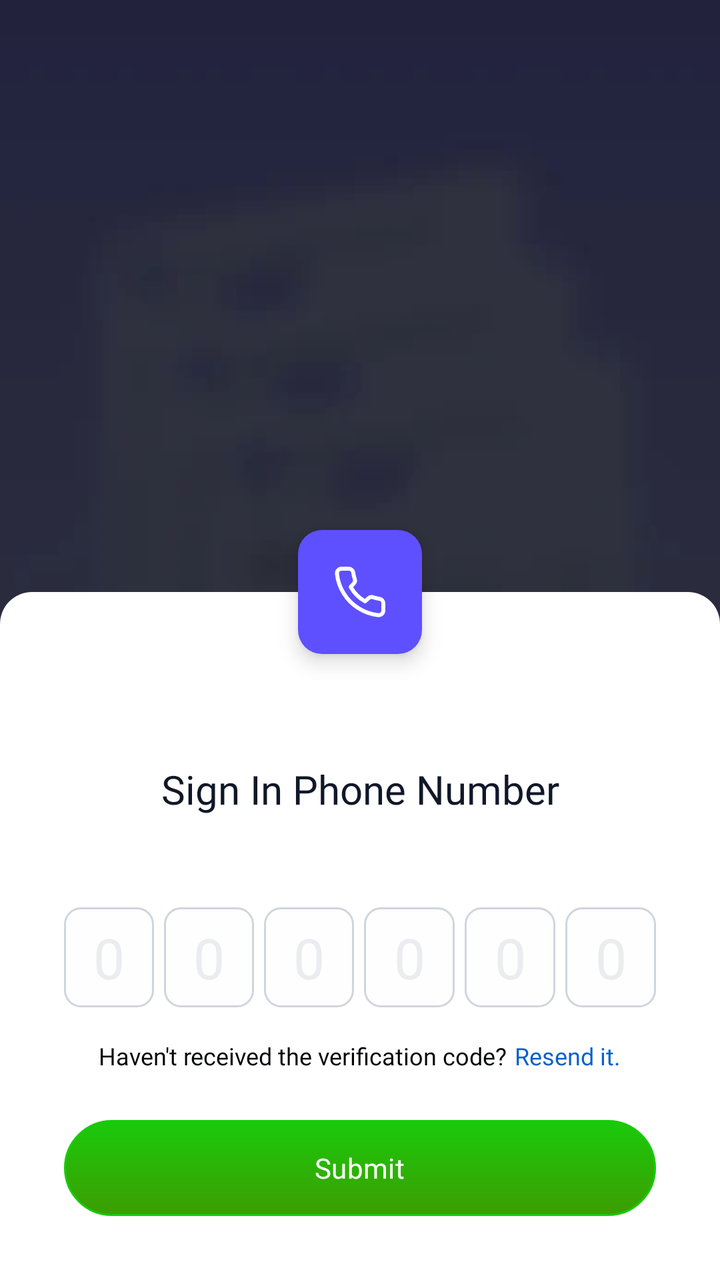
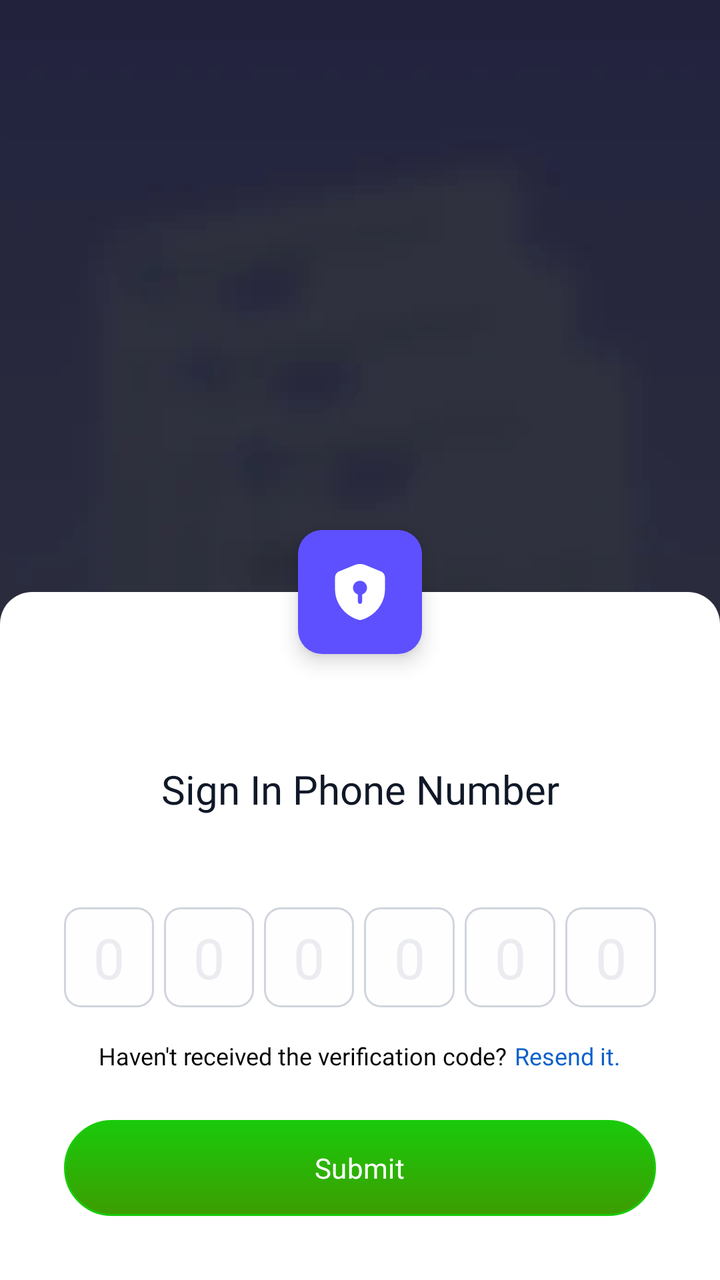

The first picture is an Android layout as it rendered before a commit; the second is the same layout after the commit. The layout source and the unified diff follow.
<!-- AndroidManifest.xml: application theme Theme.Mconnect -->
<!-- res/layout/activity_otp.xml -->
<?xml version="1.0" encoding="utf-8"?>
<androidx.constraintlayout.widget.ConstraintLayout xmlns:android="http://schemas.android.com/apk/res/android"
    xmlns:app="http://schemas.android.com/apk/res-auto"
    android:layout_width="match_parent"
    android:layout_height="match_parent"
    android:background="#FFFFFF">

    <ImageView
        android:id="@+id/imgPhoneNumberBg"
        android:layout_width="0dp"
        android:layout_height="0dp"
        android:scaleType="centerCrop"
        android:src="@drawable/bg_auth_phonenumber"
        android:contentDescription="@null"
        app:layout_constraintTop_toTopOf="parent"
        app:layout_constraintBottom_toBottomOf="parent"
        app:layout_constraintStart_toStartOf="parent"
        app:layout_constraintEnd_toEndOf="parent" />

    <androidx.core.widget.NestedScrollView
        android:id="@+id/otpSheet"
        android:layout_width="0dp"
        android:layout_height="wrap_content"
        android:background="@drawable/bg_auth_sheet_otp"
        android:clipToPadding="false"
        android:fillViewport="false"
        android:overScrollMode="ifContentScrolls"
        app:layout_constraintBottom_toBottomOf="parent"
        app:layout_constraintEnd_toEndOf="parent"
        app:layout_constraintStart_toStartOf="parent">

    <LinearLayout
        android:layout_width="match_parent"
        android:layout_height="wrap_content"
        android:orientation="vertical"
        android:paddingStart="32dp"
        android:paddingTop="85dp"
        android:paddingEnd="32dp"
        android:paddingBottom="32dp">

        
        <TextView
            android:layout_width="match_parent"
            android:layout_height="wrap_content"
            android:fontFamily="@font/inter_semibold"
            android:gravity="center"
            android:text="@string/verify_title"
            android:textColor="#101828"
            android:textSize="20sp" />

        
        <TextView
            android:id="@+id/tvOtpSubtitle"
            android:layout_width="match_parent"
            android:layout_height="wrap_content"
            android:layout_marginTop="15dp"
            android:fontFamily="@font/inter_medium"
            android:gravity="center"
            android:lineSpacingMultiplier="1.3"
            android:textColor="#475467"
            android:textSize="13sp" />

        
        <LinearLayout
            android:layout_width="match_parent"
            android:layout_height="wrap_content"
            android:layout_marginTop="13dp"
            android:gravity="center"
            android:orientation="horizontal">

            <EditText
                android:id="@+id/otpBox1"
                style="@style/OtpBoxAuth"
                android:layout_width="0dp"
                android:layout_height="50dp"
                android:layout_weight="1"
                android:hint="0"
                android:textColorHint="#EAECF0" />

            <EditText
                android:id="@+id/otpBox2"
                style="@style/OtpBoxAuth"
                android:layout_width="0dp"
                android:layout_height="50dp"
                android:layout_weight="1"
                android:layout_marginStart="5dp"
                android:hint="0"
                android:textColorHint="#EAECF0" />

            <EditText
                android:id="@+id/otpBox3"
                style="@style/OtpBoxAuth"
                android:layout_width="0dp"
                android:layout_height="50dp"
                android:layout_weight="1"
                android:layout_marginStart="5dp"
                android:hint="0"
                android:textColorHint="#EAECF0" />

            <EditText
                android:id="@+id/otpBox4"
                style="@style/OtpBoxAuth"
                android:layout_width="0dp"
                android:layout_height="50dp"
                android:layout_weight="1"
                android:layout_marginStart="5dp"
                android:hint="0"
                android:textColorHint="#EAECF0" />

            <EditText
                android:id="@+id/otpBox5"
                style="@style/OtpBoxAuth"
                android:layout_width="0dp"
                android:layout_height="50dp"
                android:layout_weight="1"
                android:layout_marginStart="5dp"
                android:hint="0"
                android:textColorHint="#EAECF0" />

            <EditText
                android:id="@+id/otpBox6"
                style="@style/OtpBoxAuth"
                android:layout_width="0dp"
                android:layout_height="50dp"
                android:layout_weight="1"
                android:layout_marginStart="5dp"
                android:hint="0"
                android:textColorHint="#EAECF0" />
        </LinearLayout>

        <TextView
            android:id="@+id/tvOtpError"
            android:layout_width="match_parent"
            android:layout_height="wrap_content"
            android:layout_marginTop="8dp"
            android:fontFamily="@font/inter_regular"
            android:gravity="center"
            android:textColor="#FA7777"
            android:textSize="12sp"
            android:visibility="gone" />

        
        <LinearLayout
            android:layout_width="wrap_content"
            android:layout_height="wrap_content"
            android:layout_gravity="center_horizontal"
            android:layout_marginTop="16dp"
            android:gravity="center"
            android:orientation="horizontal">

            <TextView
                android:id="@+id/tvTimer"
                android:layout_width="wrap_content"
                android:layout_height="wrap_content"
                android:fontFamily="@font/inter_medium"
                android:text="@string/resend_code"
                android:textColor="#030407"
                android:textSize="12sp" />

            <TextView
                android:id="@+id/tvResend"
                android:layout_width="wrap_content"
                android:layout_height="wrap_content"
                android:layout_marginStart="4dp"
                android:clickable="true"
                android:focusable="true"
                android:fontFamily="@font/inter_bold"
                android:text="@string/resend_code_prompt"
                android:textColor="#0B61CA"
                android:textSize="12sp" />
        </LinearLayout>

        
        <FrameLayout
            android:id="@+id/btnVerify"
            android:layout_width="match_parent"
            android:layout_height="48dp"
            android:layout_marginTop="24dp"
            android:background="@drawable/bg_auth_primary_button"
            android:clickable="true"
            android:focusable="true">

            <TextView
                android:id="@+id/tvVerify"
                android:layout_width="wrap_content"
                android:layout_height="wrap_content"
                android:layout_gravity="center"
                android:fontFamily="@font/inter_medium"
                android:letterSpacing="0.0071"
                android:text="@string/verify"
                android:textColor="#FFFFFF"
                android:textSize="14sp" />

            <ProgressBar
                android:id="@+id/progressVerify"
                android:layout_width="22dp"
                android:layout_height="22dp"
                android:layout_gravity="center"
                android:indeterminateTint="#FFFFFF"
                android:visibility="gone" />
        </FrameLayout>
    </LinearLayout>
    </androidx.core.widget.NestedScrollView>

    <FrameLayout
        android:id="@+id/phoneBadge"
        android:layout_width="62dp"
        android:layout_height="62dp"
        android:background="@drawable/bg_auth_phone_badge"
        android:elevation="6dp"
        android:translationY="-31dp"
        app:layout_constraintEnd_toEndOf="@id/otpSheet"
        app:layout_constraintStart_toStartOf="@id/otpSheet"
        app:layout_constraintTop_toTopOf="@id/otpSheet">

        <ImageView
            android:layout_width="28dp"
            android:layout_height="28dp"
            android:layout_gravity="center"
            android:src="@drawable/ic_auth_phone"
            android:contentDescription="@null"
            app:tint="#FFFFFF" />
    </FrameLayout>

</androidx.constraintlayout.widget.ConstraintLayout>
<!-- resources referenced by this layout -->
<resources>
  <!-- drawable bg_auth_phone_badge (drawable) -->
  <?xml version="1.0" encoding="utf-8"?>
  <shape xmlns:android="http://schemas.android.com/apk/res/android"
      android:shape="rectangle">
      <solid android:color="#5E50FF" />
      <corners android:radius="12dp" />
  </shape>
  <!-- drawable bg_auth_sheet_otp (drawable) -->
  <?xml version="1.0" encoding="utf-8"?>
  <shape xmlns:android="http://schemas.android.com/apk/res/android"
      android:shape="rectangle">
      <solid android:color="#FFFFFF" />
      <corners
          android:topLeftRadius="16dp"
          android:topRightRadius="16dp"
          android:bottomLeftRadius="0dp"
          android:bottomRightRadius="0dp" />
  </shape>
  <!-- drawable ic_auth_phone (drawable) -->
  <?xml version="1.0" encoding="utf-8"?>
  <vector xmlns:android="http://schemas.android.com/apk/res/android"
      android:width="18dp"
      android:height="18dp"
      android:viewportWidth="24"
      android:viewportHeight="24">
      <path
          android:fillColor="#00000000"
          android:pathData="M22,16.92v3a2,2 0,0 1,-2.18 2 19.86,19.86 0,0 1,-8.63 -3.07 19.5,19.5 0,0 1,-6 -6A19.86,19.86 0,0 1,2.12 4.18,2 2,0 0,1 4.11,2h3a2,2 0,0 1,2 1.72c0.12,0.9 0.33,1.78 0.61,2.62a2,2 0,0 1,-0.45 2.11L8,9.83a16,16 0,0 0,6.17 6.17l1.38,-1.27a2,2 0,0 1,2.11 -0.45c0.84,0.28 1.72,0.49 2.62,0.61A2,2 0,0 1,22 16.92z"
          android:strokeColor="#7A5AF8"
          android:strokeLineCap="round"
          android:strokeLineJoin="round"
          android:strokeWidth="1.7" />
  </vector>
  <string name="resend_code">Haven\'t received the verification code?</string>
  <string name="resend_code_prompt">Resend it.</string>
  <string name="verify">Submit</string>
  <string name="verify_title">Sign In Phone Number</string>
  <!-- drawable bg_auth_otp_box (drawable) -->
  <?xml version="1.0" encoding="utf-8"?>
  <shape xmlns:android="http://schemas.android.com/apk/res/android"
      android:shape="rectangle">
      <solid android:color="#FEFEFE" />
      <stroke
          android:width="1dp"
          android:color="#D0D5DD" />
      <corners android:radius="8dp" />
  </shape>
  <color name="lt_accent_primary">#FF7C3AED</color>
  <color name="lt_accent_secondary">#FFA855F7</color>
  <color name="lt_foreground_inverse">#FFFFFFFF</color>
  <color name="lt_surface_primary">#FFFFFFFF</color>
  <color name="lt_surface_secondary">#FFF4F4F5</color>
  <color name="lt_foreground_primary">#FF18181B</color>
  <color name="lt_accent_primary_hover">#FF6D28D9</color>
  <color name="lt_surface_tertiary">#FFE4E4E7</color>
  <color name="lt_surface_inverse">#FF18181B</color>
  <color name="lt_foreground_secondary">#FF52525B</color>
  <color name="lt_foreground_muted">#FFA1A1AA</color>
  <color name="lt_border">#FFE4E4E7</color>
  <color name="lt_border_light">#FFF4F4F5</color>
  <color name="lt_error">#FFDC2626</color>
  <color name="lt_success">#FF16A34A</color>
  <color name="lt_warning">#FFD97706</color>
  <color name="lt_info">#FF2563EB</color>
  <color name="lt_accent_light">#FFEDE9FE</color>
  <color name="lt_success_light">#FFDCFCE7</color>
  <color name="lt_warning_light">#FFFEF3C7</color>
  <color name="lt_error_light">#FFFEE2E2</color>
  <color name="lt_info_light">#FFDBEAFE</color>
  <!-- unchanged entries left out for length: 4 -->
</resources>

<!-- the commit's change to res/layout/activity_otp.xml (unified diff, before → after) -->
@@ -217,9 +217,8 @@
             android:layout_width="28dp"
             android:layout_height="28dp"
             android:layout_gravity="center"
-            android:src="@drawable/ic_auth_phone"
-            android:contentDescription="@null"
-            app:tint="#FFFFFF" />
+            android:src="@drawable/ic_auth_secure"
+            android:contentDescription="@null" />
     </FrameLayout>
 
 </androidx.constraintlayout.widget.ConstraintLayout>
<!-- resource entries referenced after the edit -->
@@ -18,20 +18,20 @@
           android:bottomLeftRadius="0dp"
           android:bottomRightRadius="0dp" />
   </shape>
-  <!-- drawable ic_auth_phone (drawable) -->
+  <!-- drawable ic_auth_secure (drawable) -->
   <?xml version="1.0" encoding="utf-8"?>
   <vector xmlns:android="http://schemas.android.com/apk/res/android"
-      android:width="18dp"
-      android:height="18dp"
-      android:viewportWidth="24"
-      android:viewportHeight="24">
-      <path
-          android:fillColor="#00000000"
-          android:pathData="M22,16.92v3a2,2 0,0 1,-2.18 2 19.86,19.86 0,0 1,-8.63 -3.07 19.5,19.5 0,0 1,-6 -6A19.86,19.86 0,0 1,2.12 4.18,2 2,0 0,1 4.11,2h3a2,2 0,0 1,2 1.72c0.12,0.9 0.33,1.78 0.61,2.62a2,2 0,0 1,-0.45 2.11L8,9.83a16,16 0,0 0,6.17 6.17l1.38,-1.27a2,2 0,0 1,2.11 -0.45c0.84,0.28 1.72,0.49 2.62,0.61A2,2 0,0 1,22 16.92z"
-          android:strokeColor="#7A5AF8"
-          android:strokeLineCap="round"
-          android:strokeLineJoin="round"
-          android:strokeWidth="1.7" />
+      android:width="24dp"
+      android:height="24dp"
+      android:viewportWidth="40"
+      android:viewportHeight="40">
+      <group
+          android:translateX="-32"
+          android:translateY="-30">
+          <path
+              android:fillColor="#FFFFFF"
+              android:pathData="M69.8199,48.2401V39.4601C69.8199,37.8201 68.5799,35.9601 67.0399,35.3401L55.8999,30.7801C53.3999,29.7601 50.5799,29.7601 48.0799,30.7801L36.9399,35.3401C35.4199,35.9601 34.1799,37.8201 34.1799,39.4601V48.2401C34.1799,58.0201 41.2799,67.1801 50.9799,69.8601C51.6399,70.0401 52.3599,70.0401 53.0199,69.8601C62.7199,67.1801 69.8199,58.0201 69.8199,48.2401ZM53.4999,51.7401V57.0001C53.4999,57.8201 52.8199,58.5001 51.9999,58.5001C51.1799,58.5001 50.4999,57.8201 50.4999,57.0001V51.7401C48.4799,51.1001 46.9999,49.2201 46.9999,47.0001C46.9999,44.2401 49.2399,42.0001 51.9999,42.0001C54.7599,42.0001 56.9999,44.2401 56.9999,47.0001C56.9999,49.2401 55.5199,51.1001 53.4999,51.7401Z" />
+      </group>
   </vector>
   <string name="resend_code">Haven\'t received the verification code?</string>
   <string name="resend_code_prompt">Resend it.</string>
